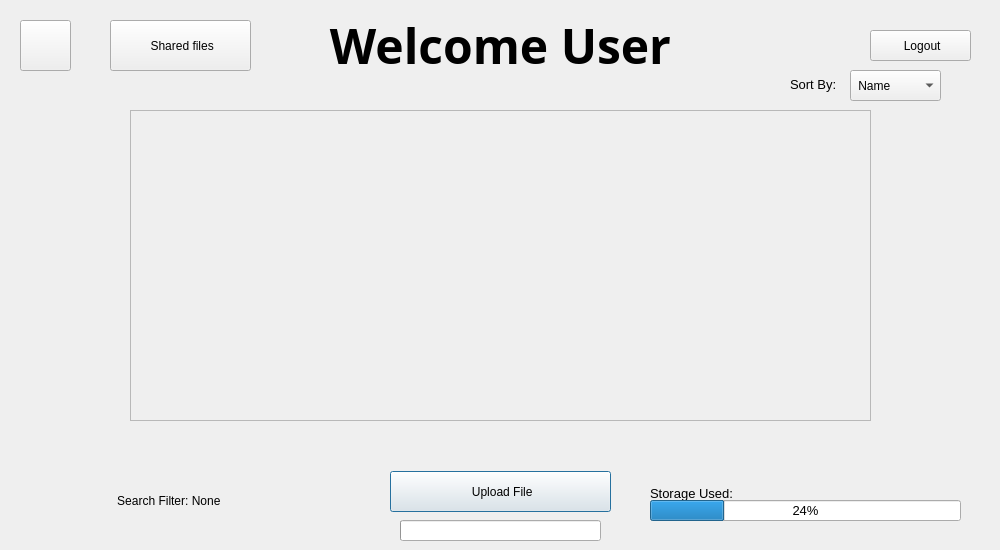
This is Main/client/gui/ui/user.ui in SuperName3102/Final-Project as Qt 5 draws it before an edit. The edited form follows.
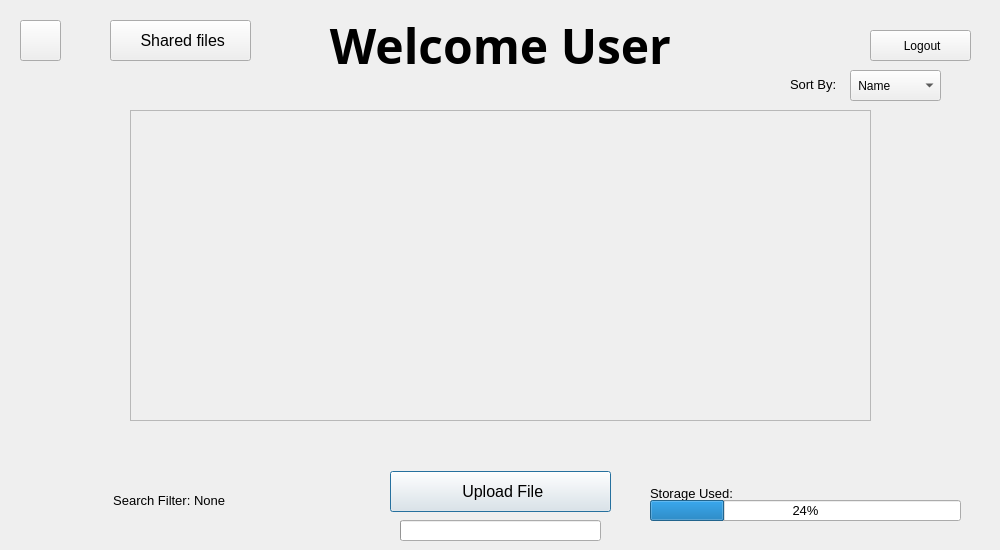
This is the edited form.

```diff
--- a/Main/client/gui/ui/user.ui
+++ b/Main/client/gui/ui/user.ui
@@ -19,8 +19,8 @@
      <rect>
       <x>20</x>
       <y>20</y>
-      <width>51</width>
-      <height>51</height>
+      <width>41</width>
+      <height>41</height>
      </rect>
     </property>
     <property name="text">
@@ -103,6 +103,11 @@
       <height>41</height>
      </rect>
     </property>
+    <property name="font">
+     <font>
+      <pointsize>12</pointsize>
+     </font>
+    </property>
     <property name="styleSheet">
      <string notr="true"/>
     </property>
@@ -125,7 +130,7 @@
       <x>0</x>
       <y>440</y>
       <width>1001</width>
-      <height>21</height>
+      <height>31</height>
      </rect>
     </property>
     <property name="text">
@@ -233,6 +238,11 @@
       <height>41</height>
      </rect>
     </property>
+    <property name="font">
+     <font>
+      <pointsize>10</pointsize>
+     </font>
+    </property>
     <property name="text">
      <string>  Search Filter: None</string>
     </property>
@@ -249,9 +259,14 @@
       <x>110</x>
       <y>20</y>
       <width>141</width>
-      <height>51</height>
+      <height>41</height>
      </rect>
     </property>
+    <property name="font">
+     <font>
+      <pointsize>12</pointsize>
+     </font>
+    </property>
     <property name="styleSheet">
      <string notr="true"/>
     </property>
@@ -350,7 +365,7 @@
       <x>120</x>
       <y>440</y>
       <width>81</width>
-      <height>21</height>
+      <height>31</height>
      </rect>
     </property>
     <property name="text">
```
